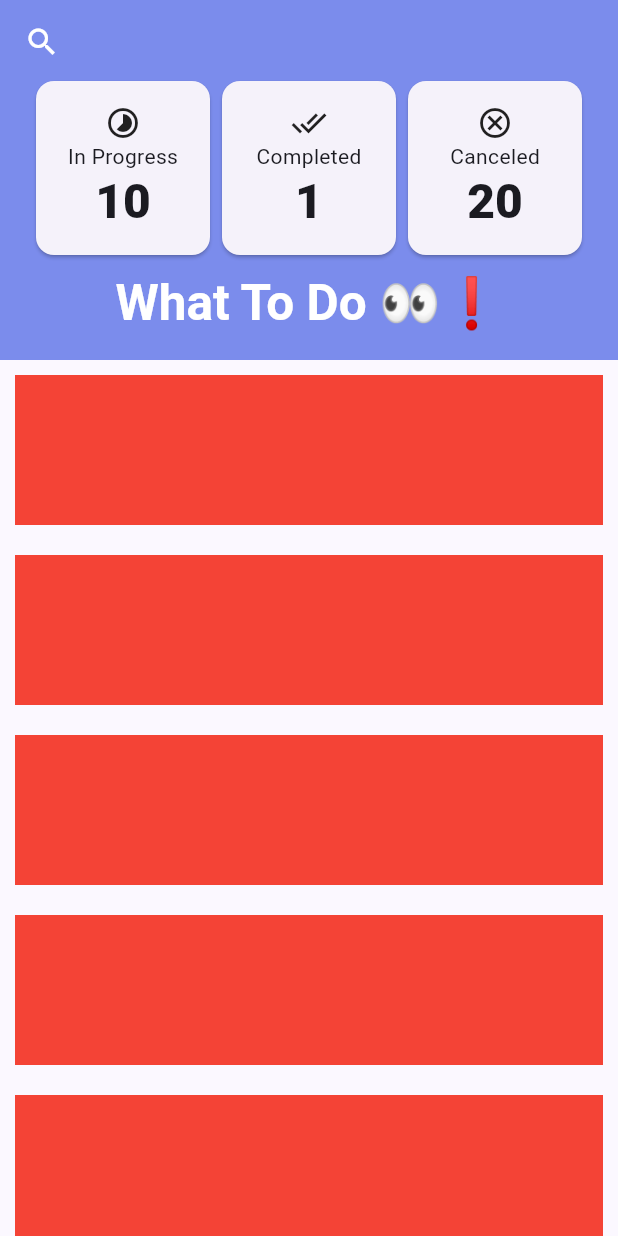
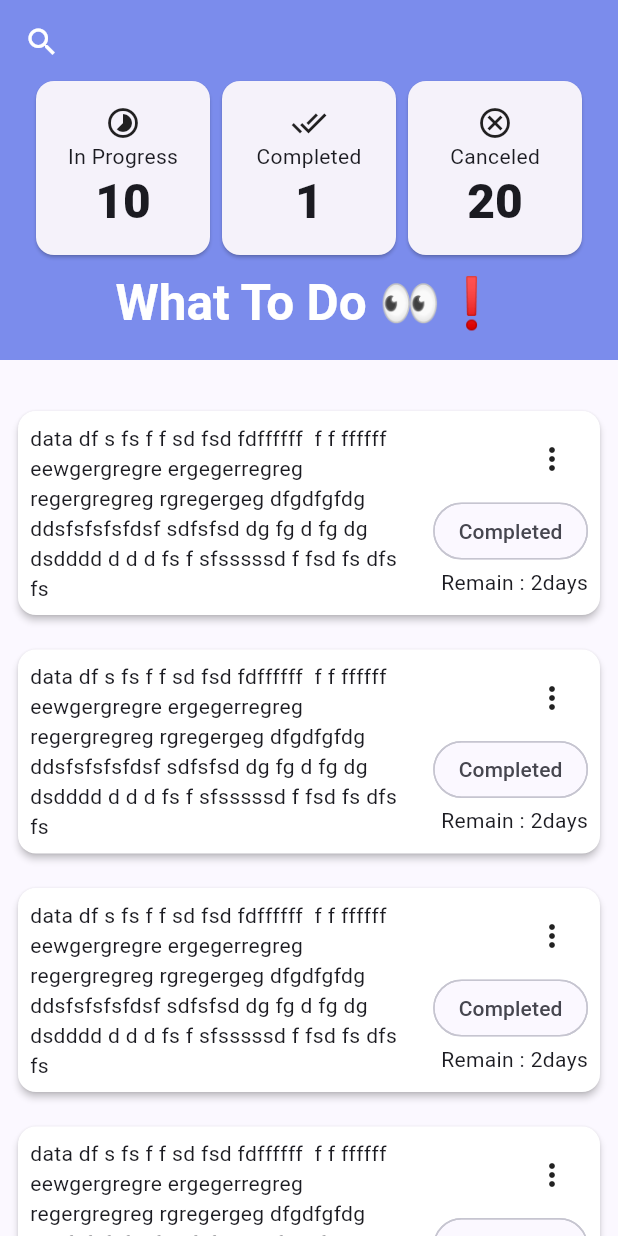
Before and after one commit to rahimuj570/what_to_do_flutter_MVVM, a Flutter app: the screen it shows after launch, on a phone screen of 412 x 824 dp. Run offline on Flutter 3.47's test engine with Material 3 defaults, Android fonts, the phone set to English and light mode, and no system bars.

Commit message:
todo_card widget created

```diff
--- /dev/null
+++ b/lib/utils/task_status_enum.dart
@@ -0,0 +1,17 @@
+enum TaskStatusEnum { complete, cancel, inProgress }
+
+String getChipName(TaskStatusEnum te) {
+  return switch (te) {
+    TaskStatusEnum.complete => "Completed",
+    TaskStatusEnum.cancel => "Cancelled",
+    TaskStatusEnum.inProgress => "In Progress",
+  };
+}
+
+String getMenuName(TaskStatusEnum te) {
+  return switch (te) {
+    TaskStatusEnum.complete => "Complete",
+    TaskStatusEnum.cancel => "Cancel",
+    TaskStatusEnum.inProgress => "Restart",
+  };
+}
--- a/lib/views/home_screen.dart
+++ b/lib/views/home_screen.dart
@@ -1,5 +1,6 @@
 import 'package:flutter/material.dart';
-import 'package:mvvm_task_management/widgets/appbar_status_card.dart';
+import 'package:mvvm_task_management/widgets/appbar_status_card_widget.dart';
+import 'package:mvvm_task_management/widgets/todo_card_widget.dart';
 
 class HomeScreen extends StatefulWidget {
   const HomeScreen({super.key});
@@ -35,17 +36,17 @@ class _HomeScreenState extends State<HomeScreen> {
                   child: GridView.count(
                     crossAxisCount: 3,
                     children: [
-                      AppbarStatusCard(
+                      AppbarStatusCardWidget(
                         title: 'In Progress',
                         icon: Icons.timelapse,
                         quantity: 10,
                       ),
-                      AppbarStatusCard(
+                      AppbarStatusCardWidget(
                         title: 'Completed',
                         icon: Icons.done_all,
                         quantity: 1,
                       ),
-                      AppbarStatusCard(
+                      AppbarStatusCardWidget(
                         title: 'Canceled',
                         icon: Icons.cancel_outlined,
                         quantity: 20,
@@ -58,14 +59,22 @@ class _HomeScreenState extends State<HomeScreen> {
             SliverToBoxAdapter(
               child: Wrap(
                 children: [
-                  ListView.builder(
-                    itemCount: 10,
-                    shrinkWrap: true,
-                    physics: NeverScrollableScrollPhysics(),
-                    itemBuilder: (context, index) => Container(
-                      height: 100,
-                      color: Colors.red,
-                      margin: EdgeInsets.all(10),
+                  Padding(
+                    padding: const EdgeInsets.symmetric(
+                      horizontal: 8,
+                      vertical: 30,
+                    ),
+                    child: ListView.separated(
+                      separatorBuilder: (context, index) =>
+                          SizedBox(height: 15),
+                      itemCount: 10,
+                      shrinkWrap: true,
+
+                      physics: NeverScrollableScrollPhysics(),
+                      itemBuilder: (context, index) => ConstrainedBox(
+                        constraints: BoxConstraints(minHeight: 100),
+                        child: TodoCardWidget(),
+                      ),
                     ),
                   ),
                 ],
--- a/lib/widgets/appbar_status_card.dart
+++ b/lib/widgets/appbar_status_card_widget.dart
@@ -1,10 +1,10 @@
 import 'package:flutter/material.dart';
 
-class AppbarStatusCard extends StatelessWidget {
+class AppbarStatusCardWidget extends StatelessWidget {
   final String title;
   final IconData icon;
   final int quantity;
-  const AppbarStatusCard({
+  const AppbarStatusCardWidget({
     super.key,
     required this.title,
     required this.icon,
--- /dev/null
+++ b/lib/widgets/todo_card_widget.dart
@@ -0,0 +1,46 @@
+import 'package:flutter/material.dart';
+
+class TodoCardWidget extends StatelessWidget {
+  const TodoCardWidget({super.key});
+
+  @override
+  Widget build(BuildContext context) {
+    return Card(
+      color: Colors.white,
+      elevation: 2,
+      child: Padding(
+        padding: const EdgeInsets.all(8.0),
+        child: Row(
+          crossAxisAlignment: CrossAxisAlignment.start,
+          mainAxisAlignment: MainAxisAlignment.spaceBetween,
+          children: [
+            Expanded(
+              child: Text(
+                'data df s fs f f sd fsd fdffffff  f f ffffff eewgergregre ergegerregreg regergregreg rgregergeg dfgdfgfdg ddsfsfsfsfdsf sdfsfsd dg fg d fg dg  dsdddd d d d fs f sfsssssd f fsd fs dfs fs ',
+              ),
+            ),
+            SizedBox(width: 10),
+            Column(
+              crossAxisAlignment: CrossAxisAlignment.end,
+              children: [
+                PopupMenuButton(
+                  itemBuilder: (context) => [
+                    PopupMenuItem(child: Text('Complete')),
+                    PopupMenuItem(child: Text('Cancel')),
+                  ],
+                ),
+                Chip(
+                  shape: RoundedRectangleBorder(
+                    borderRadius: BorderRadiusGeometry.circular(100),
+                  ),
+                  label: Text('Completed'),
+                ),
+                Text('Remain : 2days'),
+              ],
+            ),
+          ],
+        ),
+      ),
+    );
+  }
+}
```
